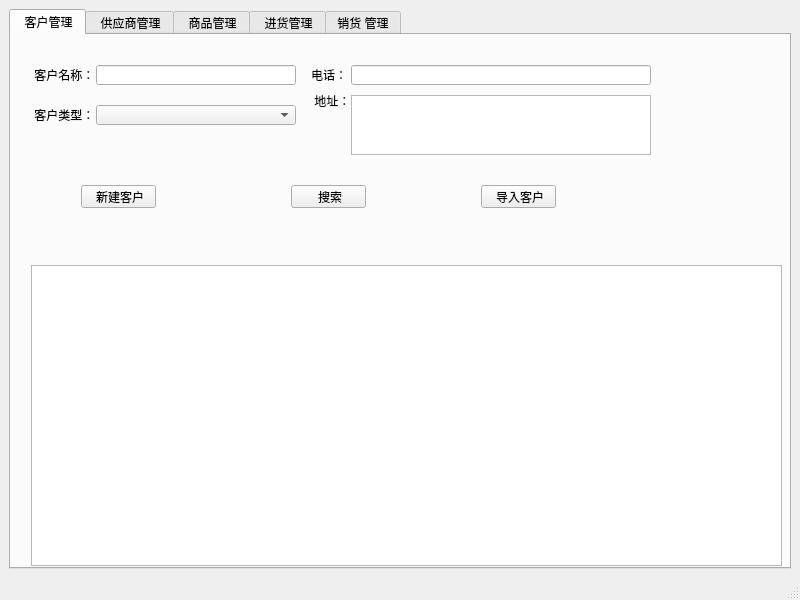
Before: the Qt Designer form mainwindow.ui in YanhuiLu89/customermgsys, drawn with Qt 5.
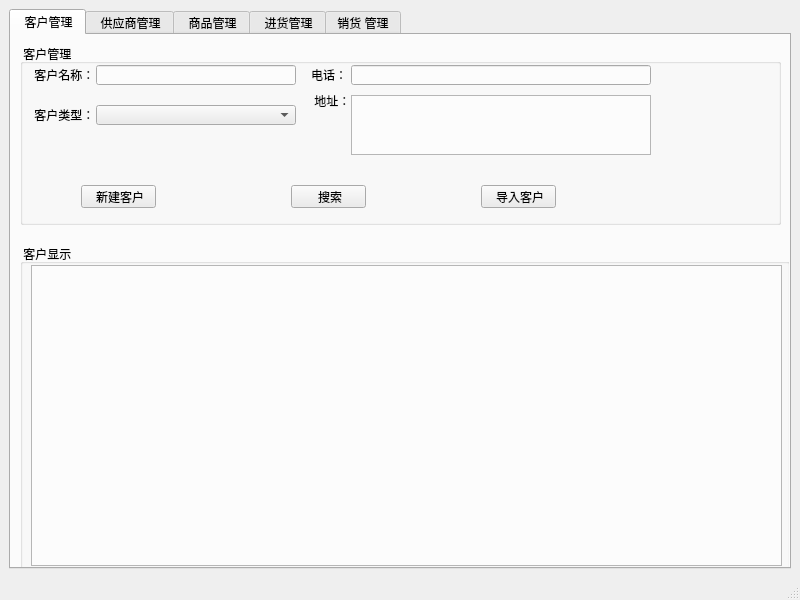
After: the same form once the commit is applied.

Commit message: 微调布局

Patch:
```diff
--- a/mainwindow.ui
+++ b/mainwindow.ui
@@ -171,6 +171,32 @@
          </rect>
         </property>
        </widget>
+       <widget class="QGroupBox" name="groupBox">
+        <property name="geometry">
+         <rect>
+          <x>9</x>
+          <y>9</y>
+          <width>761</width>
+          <height>181</height>
+         </rect>
+        </property>
+        <property name="title">
+         <string> 客户管理</string>
+        </property>
+       </widget>
+       <widget class="QGroupBox" name="groupBox_2">
+        <property name="geometry">
+         <rect>
+          <x>9</x>
+          <y>209</y>
+          <width>770</width>
+          <height>330</height>
+         </rect>
+        </property>
+        <property name="title">
+         <string> 客户显示</string>
+        </property>
+       </widget>
       </widget>
       <widget class="QWidget" name="tabSupplier">
        <attribute name="title">
```
